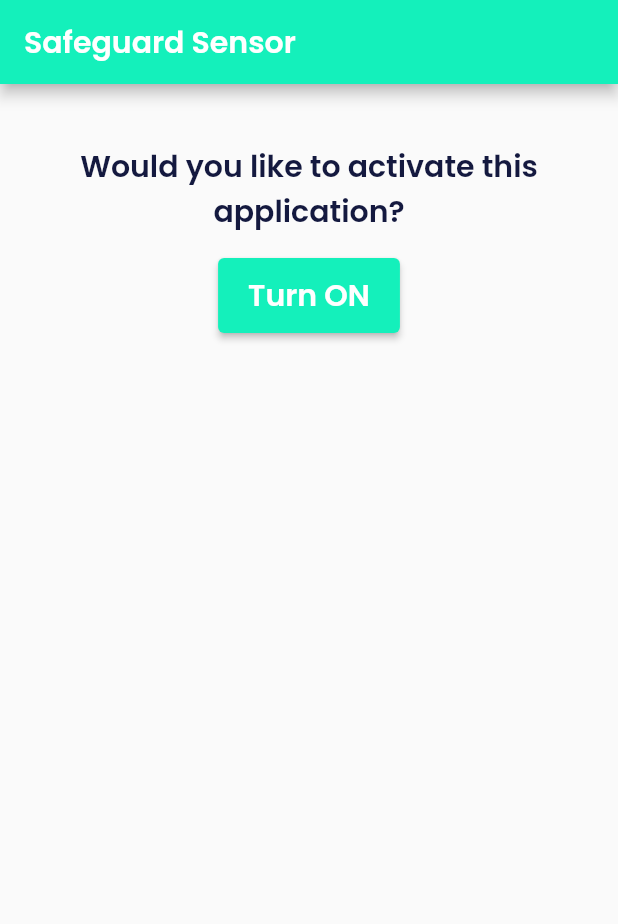
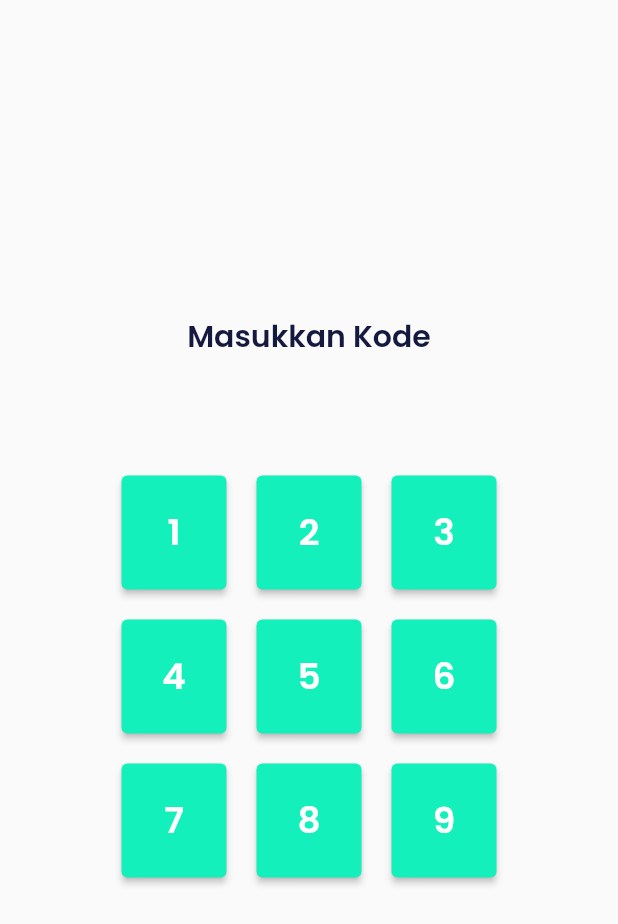
Before and after one commit to alvitoaditya19/safeguarduser, a Flutter app: the screen it shows after launch, on a phone screen of 412 x 824 dp. Shown: the top 924 px of the screen. Run offline on Flutter 3.47's test engine with Material 2 defaults, Android fonts, the light colour scheme and no system bars; our stand-ins replace another_flushbar, firebase_core, firebase_database, flutter_bloc, flutter_local_notifications, geocoding and 4 more; accounts and stored records are empty.

Commit message:
revision on v8

```diff
--- a/lib/main.dart
+++ b/lib/main.dart
@@ -13,7 +13,8 @@ import 'package:safeguarduser/shared/theme.dart';
 import 'package:sensors/sensors.dart';
 import 'package:flutter/services.dart';
 import 'package:vibration/vibration.dart';
-
+import 'package:another_flushbar/flushbar.dart';
+import 'package:flutter/material.dart';
 void main() async {
   WidgetsFlutterBinding.ensureInitialized();
   await Firebase.initializeApp();
@@ -24,21 +25,139 @@ class MyApp extends StatelessWidget {
   @override
   Widget build(BuildContext context) {
     return MaterialApp(
-      title: 'Location Example',
-      debugShowCheckedModeBanner: false,
-      home: LocationPage(),
+        title: 'Location Example',
+        debugShowCheckedModeBanner: false,
+        routes: {
+          '/': (context) => AuthenticationPage(),
+          '/main-page': (context) => MainPage(),
+        });
+  }
+}
+
+class AuthenticationPage extends StatefulWidget {
+  @override
+  _AuthenticationPageState createState() => _AuthenticationPageState();
+}
+
+class _AuthenticationPageState extends State<AuthenticationPage> {
+  String enteredCode = "";
+
+void _onButtonPressed(String digit) {
+  setState(() {
+    enteredCode += digit;
+  });
+
+  if (enteredCode.length == 6) {
+    if (enteredCode == "125689") {
+      Navigator.pushNamedAndRemoveUntil(
+                        context, '/main-page', (route) => false);
+    } else {
+      _showWrongCodeFlushbar();
+      _resetCode();
+    }
+  }
+}
+
+void _showWrongCodeFlushbar() {
+  Flushbar(
+    backgroundColor: redColor,
+      titleColor: whiteColor,
+    message: 'Kode salah. Silakan coba lagi.',
+    duration: Duration(seconds: 2),
+  )..show(context);
+}
+
+void _resetCode() {
+  setState(() {
+    enteredCode = "";
+  });
+}
+
+  @override
+  Widget build(BuildContext context) {
+    return Scaffold(
+      body: Center(
+        child: Column(
+          mainAxisAlignment: MainAxisAlignment.center,
+          children: <Widget>[
+            Text(
+              'Masukkan Kode',
+               style: blackTextStyle.copyWith(
+              fontSize: 20,
+              fontWeight: semiBold,
+            ),
+            ),
+            SizedBox(height: 20),
+            Text(
+              enteredCode,
+              style: TextStyle(fontSize: 24, fontWeight: FontWeight.bold),
+            ),
+            SizedBox(height: 20),
+            Row(
+              mainAxisAlignment: MainAxisAlignment.center,
+              children: <Widget>[
+                buildNumberButton("1"),
+                buildNumberButton("2"),
+                buildNumberButton("3"),
+              ],
+            ),
+            Row(
+              mainAxisAlignment: MainAxisAlignment.center,
+              children: <Widget>[
+                buildNumberButton("4"),
+                buildNumberButton("5"),
+                buildNumberButton("6"),
+              ],
+            ),
+                        Row(
+              mainAxisAlignment: MainAxisAlignment.center,
+              children: <Widget>[
+                buildNumberButton("7"),
+                buildNumberButton("8"),
+                buildNumberButton("9"),
+              ],
+            ),
+            SizedBox(height: 20),
+            // ElevatedButton(
+            //   onPressed: _onDeletePressed,
+            //   child: Text('Hapus'),
+            // ),
+          ],
+        ),
+      ),
+    );
+  }
+
+  Widget buildNumberButton(String digit) {
+    return Padding(
+      padding: EdgeInsets.all(10),
+      child: ElevatedButton(
+        onPressed: () => _onButtonPressed(digit),
+        child: Text(
+          digit,
+           style: whiteTextStyle.copyWith(
+              fontSize: 24,
+              fontWeight: semiBold,
+            ),
+        ),
+        style: ElevatedButton.styleFrom(
+          backgroundColor: greenColor,
+          padding: EdgeInsets.all(20),
+          minimumSize: Size(70, 70),
+        ),
+      ),
     );
   }
 }
 
-class LocationPage extends StatefulWidget {
-  const LocationPage({Key? key}) : super(key: key);
+class MainPage extends StatefulWidget {
+  const MainPage({Key? key}) : super(key: key);
 
   @override
-  State<LocationPage> createState() => _LocationPageState();
+  State<MainPage> createState() => _MainPageState();
 }
 
-class _LocationPageState extends State<LocationPage> {
+class _MainPageState extends State<MainPage> {
   double _x = 0.0;
   double _y = 0.0;
   double _z = 0.0;
@@ -57,7 +176,7 @@ class _LocationPageState extends State<LocationPage> {
   void initState() {
     super.initState();
     _isAccelerometerActive = false;
-        _databaseReference.onValue.listen((DatabaseEvent event) {
+    _databaseReference.onValue.listen((DatabaseEvent event) {
       if (event.snapshot.value != null) {
         Map<dynamic, dynamic> data =
             event.snapshot.value as Map<dynamic, dynamic>;
@@ -66,9 +185,6 @@ class _LocationPageState extends State<LocationPage> {
             _status = data['status'];
           });
         }
-
-
-
       }
     });
     // if (!_isAccelerometerActive) {
@@ -177,8 +293,7 @@ class _LocationPageState extends State<LocationPage> {
 
   void _sendLocationToFirebase(
       double? latitude, double? longitude, String? address) async {
-    final mapsUrl =
-        'https://www.google.com/maps/place/$latitude,$longitude';
+    final mapsUrl = 'https://www.google.com/maps/place/$latitude,$longitude';
     _databaseReference.update({
       'address': mapsUrl,
       'name': "Patient",
@@ -408,8 +523,9 @@ class _LocationPageState extends State<LocationPage> {
                             height: 12,
                           ),
                           Text(
-                            _status == "yes"?
-                            'Latitude: ${_currentPosition?.latitude ?? ""}' : "0",
+                            _status == "yes"
+                                ? 'Latitude: ${_currentPosition?.latitude ?? ""}'
+                                : "0",
                             style: blackTextStyle.copyWith(
                               fontSize: 16,
                               fontWeight: medium,
@@ -419,8 +535,9 @@ class _LocationPageState extends State<LocationPage> {
                             height: 12,
                           ),
                           Text(
-                             _status == "yes"?
-                            'Longitude: ${_currentPosition?.longitude ?? ""}' : "0",
+                            _status == "yes"
+                                ? 'Longitude: ${_currentPosition?.longitude ?? ""}'
+                                : "0",
                             style: blackTextStyle.copyWith(
                               fontSize: 16,
                               fontWeight: medium,
@@ -430,8 +547,9 @@ class _LocationPageState extends State<LocationPage> {
                             height: 12,
                           ),
                           Text(
-                             _status == "yes"?
-                            'Address: ${_currentAddress ?? ""}': "0",
+                            _status == "yes"
+                                ? 'Address: ${_currentAddress ?? ""}'
+                                : "0",
                             style: blackTextStyle.copyWith(
                               fontSize: 16,
                               fontWeight: medium,
```
